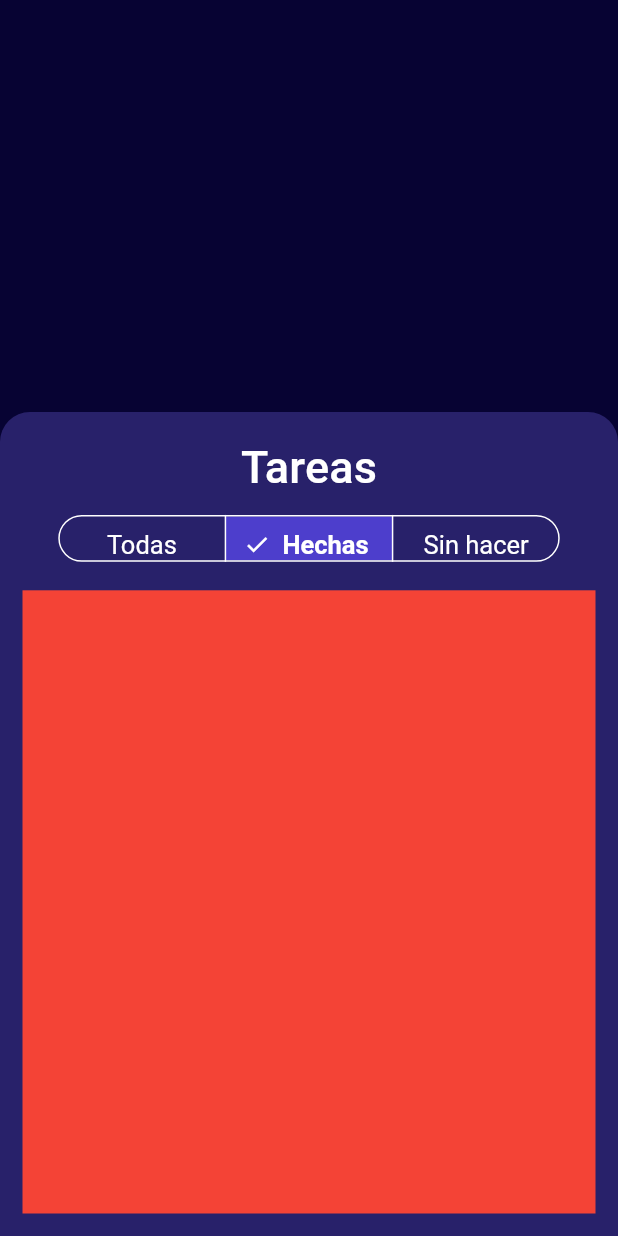
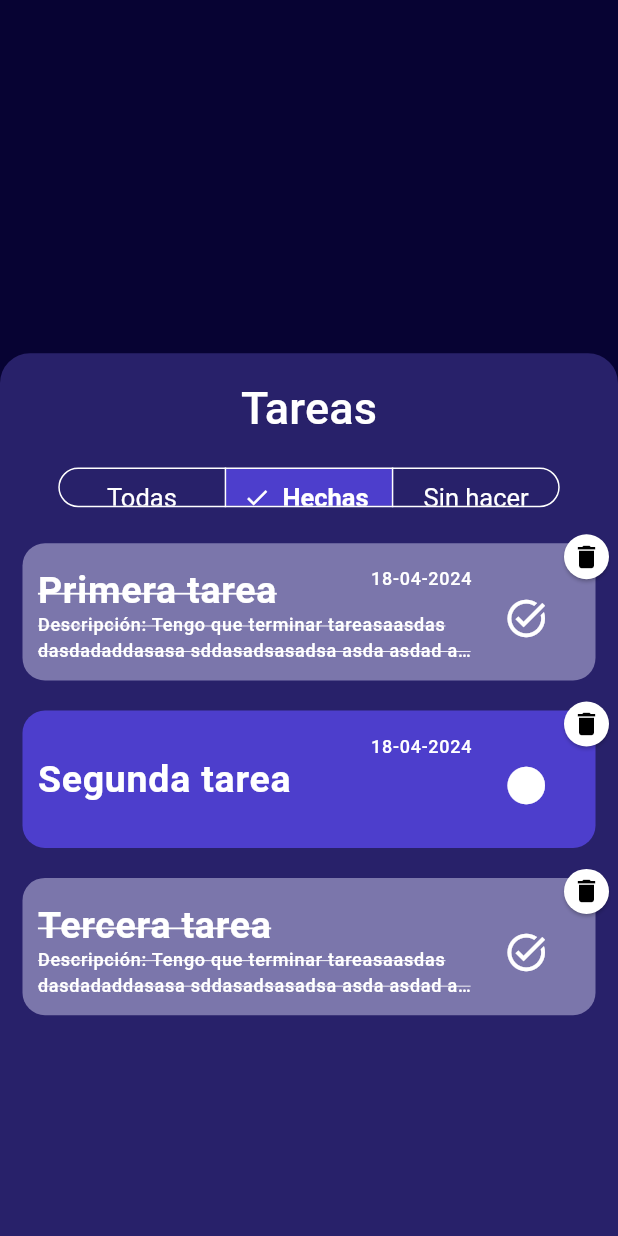
Before and after one commit to Gugodin/ToDoChallenge, a Flutter app: the screen it shows after launch, after a tap on "Hechas", on a phone screen of 412 x 824 dp. Run offline on Flutter 3.47's test engine with Material 3 defaults, Android fonts, the phone set to English and light mode, and no system bars; our stand-ins replace auto_route, flutter_riverpod, internet_connection_checker, riverpod_annotation; generated files the repository leaves out were written again.

Commit message:
task card ui done

```diff
--- a/lib/app/app.dart
+++ b/lib/app/app.dart
@@ -10,7 +10,7 @@ class AppProyect extends StatelessWidget {
     return MaterialApp.router(
       title: 'ToDoProyect',
       theme: themeData,
-      // darkTheme: themeAppDark,
+      debugShowCheckedModeBanner: false,
       routerConfig: appRouter.config(),
     );
   }
--- /dev/null
+++ b/lib/config/colors/colors.dart
@@ -0,0 +1,16 @@
+import 'dart:ui';
+
+class ColorsApp {
+  // For backgrounds
+  static Color backGroundColor = const Color(0xFF070333);
+  static Color darkColor = const Color(0xFF28216A);
+  static Color doneCardColor = const Color(0xFF7B76AB);
+  static Color unDoneCardColor = const Color(0xFF4D3ECC);
+
+// For elements
+  static Color brigthColor = const Color(0xFF4D3ECC);
+
+// For fonts
+  static Color lighterColor = const Color(0xFFCCCAEB);
+  static Color lightColor = const Color(0xFFA8A5CB);
+}
--- a/lib/config/themes/theme.dart
+++ b/lib/config/themes/theme.dart
@@ -1,30 +1,21 @@
 import 'package:flutter/material.dart';
 
-// For backgrounds
-const backGroundColor = Color(0xFF070333);
-const darkColor = Color(0xFF28216A);
-
-// For elements
-const brigthColor = Color(0xFF4D3ECC);
-
-// For fonts
-const lighterColor = Color(0xFFCCCAEB);
-const lightColor = Color(0xFFA8A5CB);
+import '../colors/colors.dart';
 
 final themeData = ThemeData(
     brightness: Brightness.dark,
-    colorScheme: const ColorScheme.dark(
-        background: backGroundColor,
-        primary: brigthColor,
-        secondary: darkColor),
-    scaffoldBackgroundColor: backGroundColor,
+    colorScheme: ColorScheme.dark(
+        background: ColorsApp.backGroundColor,
+        primary: ColorsApp.brigthColor,
+        secondary: ColorsApp.darkColor),
+    scaffoldBackgroundColor: ColorsApp.backGroundColor,
 
     // Segmented button theme
     segmentedButtonTheme: SegmentedButtonThemeData(
       style: ButtonStyle(
           backgroundColor: MaterialStateProperty.resolveWith((states) {
             if (states.contains(MaterialState.selected)) {
-              return brigthColor;
+              return ColorsApp.brigthColor;
             }
             return Colors.transparent;
           }),
@@ -43,14 +34,14 @@ final themeData = ThemeData(
           iconColor: const MaterialStatePropertyAll(Colors.white)),
     ),
     // Text theme
-    textTheme: const TextTheme(
+    textTheme: TextTheme(
         // LABELS
-        labelLarge: TextStyle(
+        labelLarge: const TextStyle(
             fontWeight: FontWeight.bold, fontSize: 30, color: Colors.white),
-        labelMedium: TextStyle(
-            fontSize: 16, color: lighterColor, fontWeight: FontWeight.w400),
+        labelMedium: const TextStyle(
+            fontSize: 25, color: Colors.white, fontWeight: FontWeight.w600),
         labelSmall: TextStyle(
-          color: lightColor,
-          fontWeight: FontWeight.w300,
+          color: ColorsApp.lightColor,
+          fontWeight: FontWeight.w500,
           fontSize: 14,
         )));
--- a/lib/domain/models/task_data/model/task_model.dart
+++ b/lib/domain/models/task_data/model/task_model.dart
@@ -2,6 +2,7 @@ import 'dart:convert';
 
 // ignore_for_file: public_member_api_docs, sort_constructors_first
 class TaskModel {
+  int? id;
   String title;
   bool isComplete;
   DateTime? dueDate;
@@ -10,6 +11,7 @@ class TaskModel {
   String? tags;
 
   TaskModel({
+    this.id,
     required this.title,
     required this.isComplete,
     this.dueDate,
@@ -31,16 +33,19 @@ class TaskModel {
 
   factory TaskModel.fromMap(Map<String, dynamic> map) {
     return TaskModel(
+      id: map['id'] as int,
       title: map['title'] as String,
-      isComplete: map['is_complete'] == 1? true:false,
+      isComplete: map['is_complete'] == 1 ? true : false,
       dueDate: map['due_date'] != null ? DateTime.parse(map['due_date']) : null,
       comments: map['comments'] != null ? map['comments'] as String : null,
-      description: map['description'] != null ? map['description'] as String : null,
+      description:
+          map['description'] != null ? map['description'] as String : null,
       tags: map['tags'] != null ? map['tags'] as String : null,
     );
   }
 
   String toJson() => json.encode(toMap());
 
-  factory TaskModel.fromJson(String source) => TaskModel.fromMap(json.decode(source) as Map<String, dynamic>);
+  factory TaskModel.fromJson(String source) =>
+      TaskModel.fromMap(json.decode(source) as Map<String, dynamic>);
 }
--- /dev/null
+++ b/lib/infraestructure/helpers/date_helper/date_helper.dart
@@ -0,0 +1,5 @@
+class DateHelper {
+  static String formatDDMMYYYY(DateTime date) {
+    return'${date.day.toString().padLeft(2,'0')}-${date.month.toString().padLeft(2,'0')}-${date.year}';
+  }
+}
--- a/lib/infraestructure/helpers/helpers.dart
+++ b/lib/infraestructure/helpers/helpers.dart
@@ -1 +1,2 @@
 export 'http/http_helper.dart';
+export 'date_helper/date_helper.dart';
--- /dev/null
+++ b/lib/presentation/common/common.dart
@@ -0,0 +1 @@
+export 'task_card_widget.dart';
--- /dev/null
+++ b/lib/presentation/common/task_card_widget.dart
@@ -0,0 +1,190 @@
+import 'package:flutter/gestures.dart';
+import 'package:flutter/material.dart';
+import 'package:flutter_riverpod/flutter_riverpod.dart';
+import 'package:todoapp/config/colors/colors.dart';
+
+import '../../domain/domain.dart';
+import '../../infraestructure/helpers/helpers.dart';
+
+class TaskCardWidget extends ConsumerWidget {
+  final TaskModel task;
+  const TaskCardWidget({super.key, required this.task});
+
+  @override
+  Widget build(BuildContext context, WidgetRef ref) {
+    Size size = MediaQuery.of(context).size;
+    return Stack(
+      clipBehavior: Clip.none,
+      children: [
+        Container(
+          width: double.infinity,
+          height: size.height / 9,
+          decoration: BoxDecoration(
+              borderRadius: BorderRadius.circular(15),
+              color: task.isComplete
+                  ? ColorsApp.doneCardColor
+                  : ColorsApp.unDoneCardColor),
+          child: Material(
+            color: Colors.transparent,
+            child: InkWell(
+              onTap: () {
+                print('Editar');
+              },
+              borderRadius: BorderRadius.circular(15.0),
+              splashColor: Colors.grey[500],
+              child: Padding(
+                padding:
+                    const EdgeInsets.symmetric(horizontal: 10, vertical: 15),
+                child: Row(
+                  children: [
+                    Expanded(
+                        flex: 4,
+                        child: _DescriptionTaskSection(
+                          task: task,
+                        )),
+                    Expanded(
+                        flex: 1,
+                        child: _IconSection(
+                          isDone: task.isComplete,
+                          id: task.id!,
+                        )),
+                  ],
+                ),
+              ),
+            ),
+          ),
+        ),
+        _DeleteButtonTask(
+          id: task.id!,
+        )
+      ],
+    );
+    // return Dismissible(key: Key(task.id.toString()), child: child);
+  }
+}
+
+class _DeleteButtonTask extends StatelessWidget {
+  final int id;
+  const _DeleteButtonTask({
+    required this.id,
+  });
+
+  @override
+  Widget build(BuildContext context) {
+    return Positioned(
+        top: -15,
+        right: -18,
+        child: ElevatedButton(
+          onPressed: () {
+            print('ELIMINAR TASK');
+          },
+          style: ElevatedButton.styleFrom(
+              minimumSize: const Size(30, 30),
+              backgroundColor: Colors.white,
+              shape: const CircleBorder()),
+          child: const Icon(
+            Icons.delete,
+            color: Colors.black,
+            size: 20,
+          ),
+        ));
+  }
+}
+
+class _DescriptionTaskSection extends StatelessWidget {
+  final TaskModel task;
+
+  const _DescriptionTaskSection({required this.task});
+
+  @override
+  Widget build(BuildContext context) {
+    final theme = Theme.of(context);
+    return Column(
+      children: [
+        Expanded(
+            flex: 3,
+            child: Row(
+              children: [
+                Expanded(
+                    flex: 1,
+                    child: Align(
+                      alignment: task.description != null
+                          ? Alignment.topLeft
+                          : Alignment.centerLeft,
+                      child: Text(
+                        task.title,
+                        maxLines: 1,
+                        overflow: TextOverflow.ellipsis,
+                        style: theme.textTheme.labelMedium!.copyWith(
+                            decoration: task.isComplete
+                                ? TextDecoration.lineThrough
+                                : null),
+                      ),
+                    )),
+                task.dueDate != null
+                    ? Align(
+                        alignment: Alignment.topRight,
+                        child: Text(
+                          DateHelper.formatDDMMYYYY(task.dueDate!),
+                          style: theme.textTheme.labelSmall!.copyWith(
+                            color: Colors.white,
+                            fontSize: 12,
+                          ),
+                        ),
+                      )
+                    : const SizedBox()
+              ],
+            )),
+        task.description != null
+            ? Expanded(
+                flex: 3,
+                child: Align(
+                  alignment: Alignment.topLeft,
+                  child: Text(
+                    'Descripción: ${task.description!}',
+                    maxLines: 2,
+                    overflow: TextOverflow.ellipsis,
+                    style: theme.textTheme.labelSmall!.copyWith(
+                        color: Colors.white,
+                        fontSize: 12,
+                        decoration: task.isComplete
+                            ? TextDecoration.lineThrough
+                            : null),
+                  ),
+                ))
+            : const SizedBox(),
+      ],
+    );
+  }
+}
+
+class _IconSection extends StatelessWidget {
+  final bool isDone;
+  final int id;
+  const _IconSection({required this.isDone, required this.id});
+
+  @override
+  Widget build(BuildContext context) {
+    return isDone
+        ? Center(
+            child: IconButton(
+              onPressed: () {},
+              padding: const EdgeInsets.all(20),
+              icon: const Icon(
+                Icons.task_alt,
+                size: 30,
+              ),
+            ),
+          )
+        : Center(
+            child: IconButton(
+              onPressed: () {},
+              padding: const EdgeInsets.all(20),
+              icon: const Icon(
+                Icons.circle,
+                size: 30,
+              ),
+            ),
+          );
+  }
+}
--- a/lib/presentation/providers/providers.dart
+++ b/lib/presentation/providers/providers.dart
@@ -1 +1,2 @@
 export 'filter_task_provider/filter_task_provider.dart';
+export 'task_provider/task_provider.dart';
--- /dev/null
+++ b/lib/presentation/providers/task_provider/task_provider.dart
@@ -0,0 +1,32 @@
+import 'package:riverpod_annotation/riverpod_annotation.dart';
+import 'package:todoapp/domain/domain.dart';
+
+part 'task_provider.g.dart';
+
+@riverpod
+class Task extends _$Task {
+  @override
+  List<TaskModel> build() {
+    return [
+      TaskModel(
+          id: 10,
+          title: 'Primera tarea',
+          isComplete: true,
+          description:
+              'Tengo que terminar tareasaasdas dasdadaddasasa sddasadsasadsa asda asdad asdasdad ',
+          dueDate: DateTime.now()),
+      TaskModel(
+          id: 10,
+          title: 'Segunda tarea',
+          isComplete: false,
+          dueDate: DateTime.now()),
+      TaskModel(
+        id: 10,
+        title: 'Tercera tarea',
+        isComplete: true,
+        description:
+            'Tengo que terminar tareasaasdas dasdadaddasasa sddasadsasadsa asda asdad asdasdad ',
+      )
+    ];
+  }
+}
--- a/lib/presentation/screens/to_do_home_screen.dart/to_do_home_screen.dart
+++ b/lib/presentation/screens/to_do_home_screen.dart/to_do_home_screen.dart
@@ -12,8 +12,8 @@ class ToDoHomeScreen extends StatelessWidget {
     return Scaffold(
       body: Column(
         children: [
-          Expanded(flex: 1, child: Container()),
-          const Expanded(flex: 2, child: TaskListSection()),
+          Expanded(flex: 2, child: Container()),
+          const Expanded(flex: 5, child: TaskListSection()),
         ],
       ),
     );
--- a/lib/presentation/screens/to_do_home_screen.dart/widgets/to_do_list_section.dart
+++ b/lib/presentation/screens/to_do_home_screen.dart/widgets/to_do_list_section.dart
@@ -1,6 +1,7 @@
 import 'package:flutter/material.dart';
 import 'package:flutter_riverpod/flutter_riverpod.dart';
 
+import '../../../common/common.dart';
 import '../../../providers/providers.dart';
 
 class TaskListSection extends StatelessWidget {
@@ -24,14 +25,29 @@ class TaskListSection extends StatelessWidget {
                     .copyWith(fontWeight: FontWeight.w500),
               )),
           const Expanded(flex: 2, child: _SegmentButtonSection()),
-          Expanded(
-              flex: 12,
-              child: Container(
-                color: Colors.red,
-              )),
+          const Expanded(flex: 12, child: _ListTaskSection()),
         ],
       ),
     );
+  }
+}
+
+class _ListTaskSection extends ConsumerWidget {
+  const _ListTaskSection();
+
+  @override
+  Widget build(BuildContext context, WidgetRef ref) {
+    final taskList = ref.watch(taskProvider);
+
+    return ListView.separated(
+        padding: EdgeInsets.zero,
+        itemBuilder: (context, index) {
+          return TaskCardWidget(task: taskList[index]);
+        },
+        separatorBuilder: (context, index) => const SizedBox(
+              height: 20,
+            ),
+        itemCount: taskList.length);
   }
 }
 
@@ -43,7 +59,7 @@ class _SegmentButtonSection extends ConsumerWidget {
     final currentFilter = ref.watch(taskFilterProvider);
 
     return Padding(
-      padding: const EdgeInsets.symmetric(vertical: 15.0),
+      padding: const EdgeInsets.symmetric(vertical: 20.0),
       child: SegmentedButton<FilterType>(
         segments: const [
           ButtonSegment(
```
Also changed, not shown: lib/presentation/providers/task_provider/task_provider.g.dart, 1 other file.
